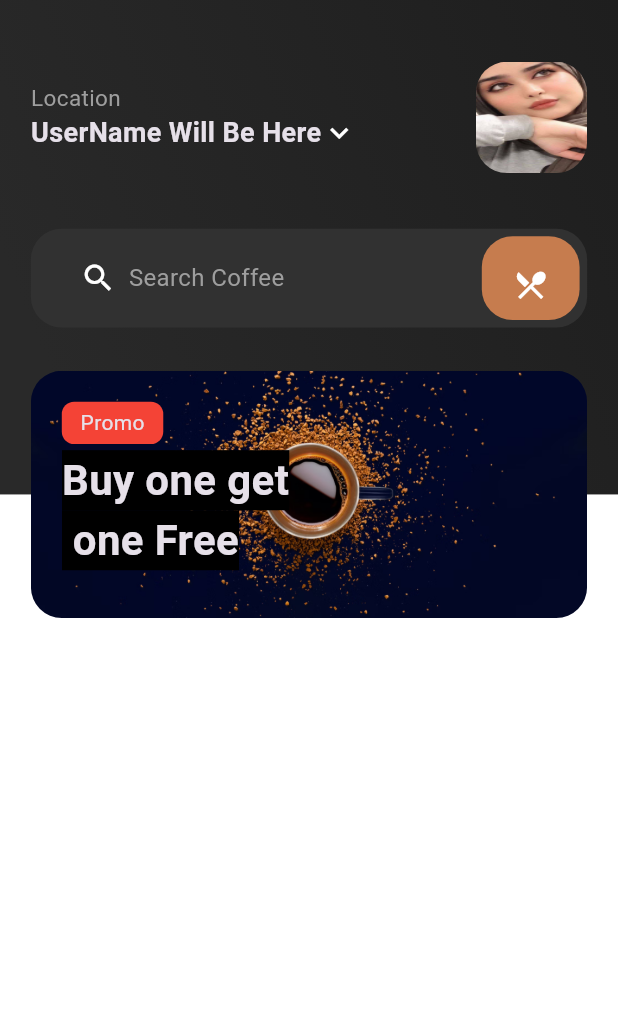
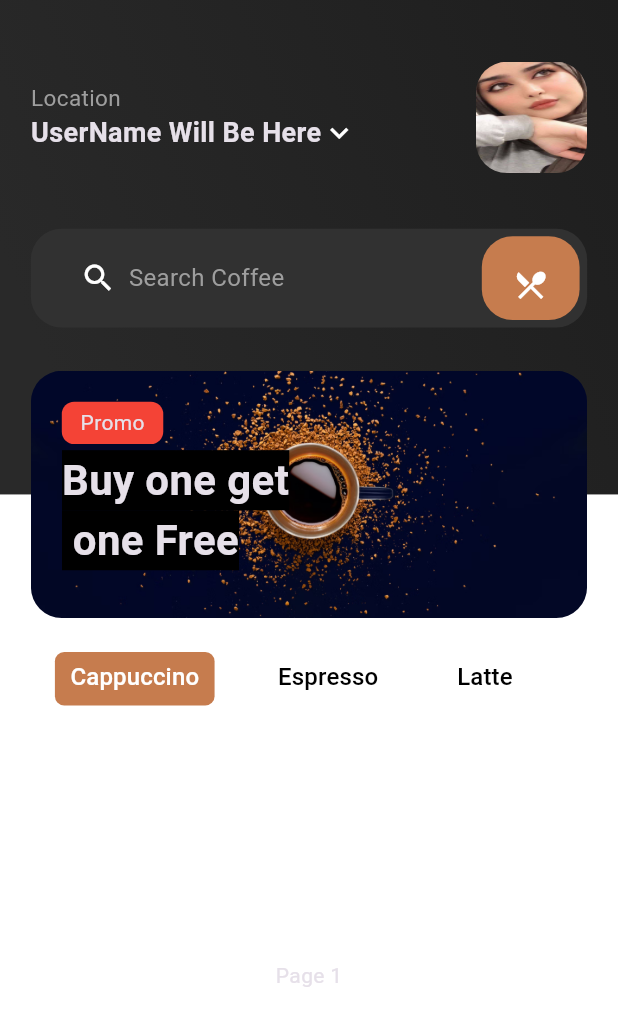
Before and after one commit to akeel98/coffee-app, a Flutter app: the HomeScreen screen opened directly, on a phone screen of 412 x 824 dp. Shown: the top 1026 px of the screen. Run offline on Flutter 3.47's test engine with Material 3 defaults, Android fonts, the phone set to English and light mode, and no system bars.

Commit message:
add the tabBar and tabBar View to the home screen

```diff
--- a/lib/screens/home_screen.dart
+++ b/lib/screens/home_screen.dart
@@ -12,7 +12,9 @@ class _HomeScreenState extends State<HomeScreen> {
   @override
   Widget build(BuildContext context) {
     final size = MediaQuery.of(context).size;
-    return Scaffold(
+    return DefaultTabController(
+      length: 6,
+      child: Scaffold(
         body: SafeArea(
           child: Container(
             height: size.height,
@@ -87,7 +89,8 @@ class _HomeScreenState extends State<HomeScreen> {
                             mainAxisAlignment: MainAxisAlignment.spaceBetween,
                             children: [
                               Container(
-                              padding: EdgeInsets.only(left: size.width * 0.08),
+                                padding:
+                                    EdgeInsets.only(left: size.width * 0.08),
                                 child: Row(
                                   children: [
                                     const Icon(Icons.search),
@@ -108,7 +111,8 @@ class _HomeScreenState extends State<HomeScreen> {
                                     borderRadius: BorderRadius.all(
                                         Radius.circular(size.width * 0.05)),
                                     color: mainColor),
-                              child: const Icon(Icons.restaurant_menu_outlined),
+                                child:
+                                    const Icon(Icons.restaurant_menu_outlined),
                               )
                             ],
                           ),
@@ -123,8 +127,106 @@ class _HomeScreenState extends State<HomeScreen> {
                   top: size.height * 0.4,
                   child: Container(
                     height: size.height * 0.6,
-                  padding: EdgeInsets.symmetric(horizontal: size.width * 0.05),
+                    padding: EdgeInsets.only(
+                      left: size.width * 0.05,
+                      right: size.width * 0.05,
+                      top: size.width * 0.24,
+                    ),
                     color: Colors.white,
+                    child: Column(
+                      children: [
+                        TabBar(
+                          tabAlignment: TabAlignment.start,
+                          dividerColor: Colors.transparent,
+                          unselectedLabelColor: Colors.black,
+                          labelColor: Colors.white,
+                          indicatorPadding: EdgeInsets.symmetric(
+                              vertical: size.width * 0.015),
+                          indicator: BoxDecoration(
+                              color: mainColor,
+                              borderRadius: BorderRadius.all(
+                                  Radius.circular(size.width * 0.015))),
+                          indicatorColor: Colors.transparent,
+                          isScrollable: true,
+                          tabs: [
+                            Tab(
+                              child: Container(
+                                padding: EdgeInsets.symmetric(
+                                    horizontal: size.width * 0.025),
+                                child: const Text(
+                                  'Cappuccino',
+                                  style: TextStyle(fontSize: 16),
+                                ),
+                              ),
+                            ),
+                            Tab(
+                              child: Container(
+                                padding: EdgeInsets.symmetric(
+                                    horizontal: size.width * 0.025),
+                                child: const Text(
+                                  'Espresso',
+                                  style: TextStyle(fontSize: 16),
+                                ),
+                              ),
+                            ),
+                            Tab(
+                              child: Container(
+                                padding: EdgeInsets.symmetric(
+                                    horizontal: size.width * 0.025),
+                                child: const Text(
+                                  'Latte',
+                                  style: TextStyle(fontSize: 16),
+                                ),
+                              ),
+                            ),
+                            Tab(
+                              child: Container(
+                                padding: EdgeInsets.symmetric(
+                                    horizontal: size.width * 0.025),
+                                child: const Text(
+                                  'Americano',
+                                  style: TextStyle(fontSize: 16),
+                                ),
+                              ),
+                            ),
+                            Tab(
+                              child: Container(
+                                padding: EdgeInsets.symmetric(
+                                    horizontal: size.width * 0.025),
+                                child: const Text(
+                                  'Caffè mocha',
+                                  style: TextStyle(fontSize: 16),
+                                ),
+                              ),
+                            ),
+                            Tab(
+                              child: Container(
+                                padding: EdgeInsets.symmetric(
+                                    horizontal: size.width * 0.025),
+                                child: const Text(
+                                  'Flat white',
+                                  style: TextStyle(fontSize: 16),
+                                ),
+                              ),
+                            ),
+                          ],
+                        ),
+                        Expanded(
+                          child: Container(
+                            child: const TabBarView(
+                              children: [
+                                Center(child: Text("Page 1")),
+                                Center(child: Text("Page 2")),
+                                Center(child: Text("Page 3")),
+                                Center(child: Text("Page 4")),
+                                Center(child: Text("Page 5")),
+                                Center(child: Text("Page 6")),
+                              ],
+                            ),
+                          ),
+                        ),
+                      ],
+                    ),
                   ),
                 ),
                 Positioned(
@@ -137,8 +239,8 @@ class _HomeScreenState extends State<HomeScreen> {
                     padding: EdgeInsets.only(
                         top: size.width * 0.05, left: size.width * 0.05),
                     decoration: BoxDecoration(
-                      borderRadius:
-                          BorderRadius.all(Radius.circular(size.width * 0.05)),
+                        borderRadius: BorderRadius.all(
+                            Radius.circular(size.width * 0.05)),
                         image: const DecorationImage(
                           image: AssetImage('images/coffee.png'),
                           fit: BoxFit.cover,
@@ -173,6 +275,7 @@ class _HomeScreenState extends State<HomeScreen> {
             ),
           ),
         ),
+      ),
     );
   }
 }
```
Lines whose indentation alone changed are shown as unchanged.
